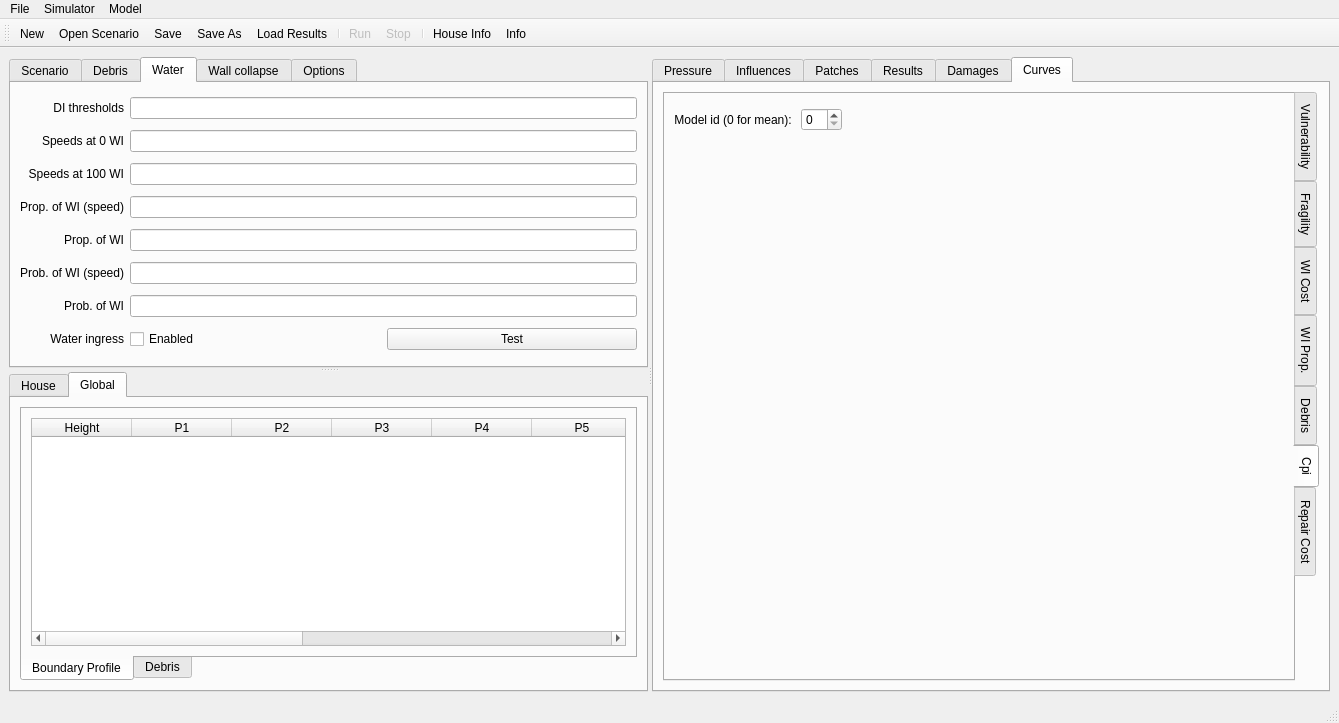
First picture: the form in vaws/gui/ui/main.ui, repository GeoscienceAustralia/vaws, before the edit.
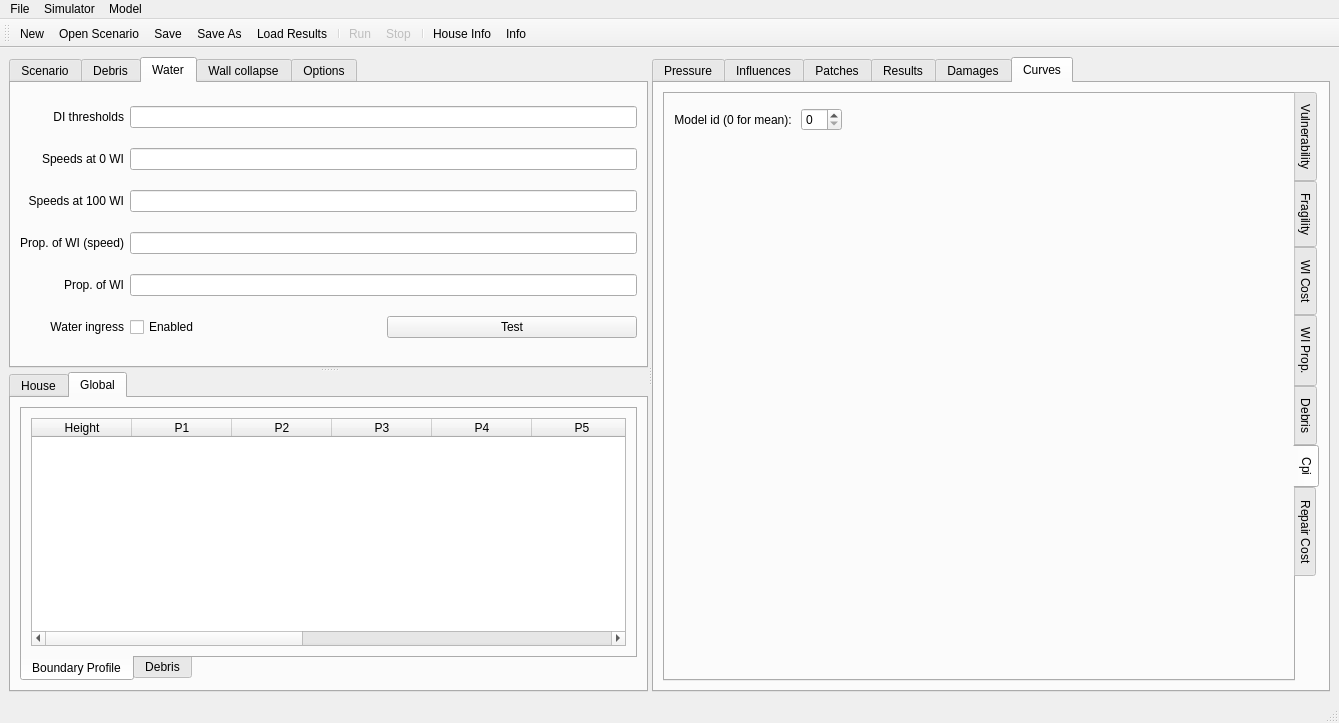
Second picture: the form after the edit. Icons and pictures are not drawn. Custom widgets are drawn as their Qt base class.

Commit message: 1. changed water_ingress_prop logic by discarding water_ingress_prob(_v) parameters 2. updated gui accordingly 3. add comment in appeveyor.yml (comment out the conda-forge channel,    but no control over user channel priority though)

What changed in the file:
```diff
--- a/vaws/gui/ui/main.ui
+++ b/vaws/gui/ui/main.ui
@@ -592,7 +592,7 @@
             </property>
            </widget>
           </item>
-          <item row="9" column="1">
+          <item row="7" column="1">
            <layout class="QHBoxLayout" name="horizontalLayout_26">
             <property name="sizeConstraint">
              <enum>QLayout::SetMinimumSize</enum>
@@ -672,7 +672,7 @@
             </property>
            </widget>
           </item>
-          <item row="9" column="0">
+          <item row="7" column="0">
            <widget class="QLabel" name="label_36">
             <property name="sizePolicy">
              <sizepolicy hsizetype="Preferred" vsizetype="Fixed">
@@ -691,12 +691,6 @@
           <item row="6" column="1">
            <widget class="QLineEdit" name="ref_prop"/>
           </item>
-          <item row="7" column="1">
-           <widget class="QLineEdit" name="prob_v"/>
-          </item>
-          <item row="8" column="1">
-           <widget class="QLineEdit" name="prob"/>
-          </item>
           <item row="5" column="0">
            <widget class="QLabel" name="label_40">
             <property name="sizePolicy">
@@ -729,38 +723,6 @@
             </property>
            </widget>
           </item>
-          <item row="7" column="0">
-           <widget class="QLabel" name="label_45">
-            <property name="sizePolicy">
-             <sizepolicy hsizetype="Preferred" vsizetype="Fixed">
-              <horstretch>0</horstretch>
-              <verstretch>0</verstretch>
-             </sizepolicy>
-            </property>
-            <property name="text">
-             <string>Prob. of WI (speed)</string>
-            </property>
-            <property name="alignment">
-             <set>Qt::AlignRight|Qt::AlignTrailing|Qt::AlignVCenter</set>
-            </property>
-           </widget>
-          </item>
-          <item row="8" column="0">
-           <widget class="QLabel" name="label_46">
-            <property name="sizePolicy">
-             <sizepolicy hsizetype="Preferred" vsizetype="Fixed">
-              <horstretch>0</horstretch>
-              <verstretch>0</verstretch>
-             </sizepolicy>
-            </property>
-            <property name="text">
-             <string>Prob. of WI</string>
-            </property>
-            <property name="alignment">
-             <set>Qt::AlignRight|Qt::AlignTrailing|Qt::AlignVCenter</set>
-            </property>
-           </widget>
-          </item>
          </layout>
         </widget>
         <widget class="QWidget" name="wall_tab">
```
The commit also changes 9 other files.
